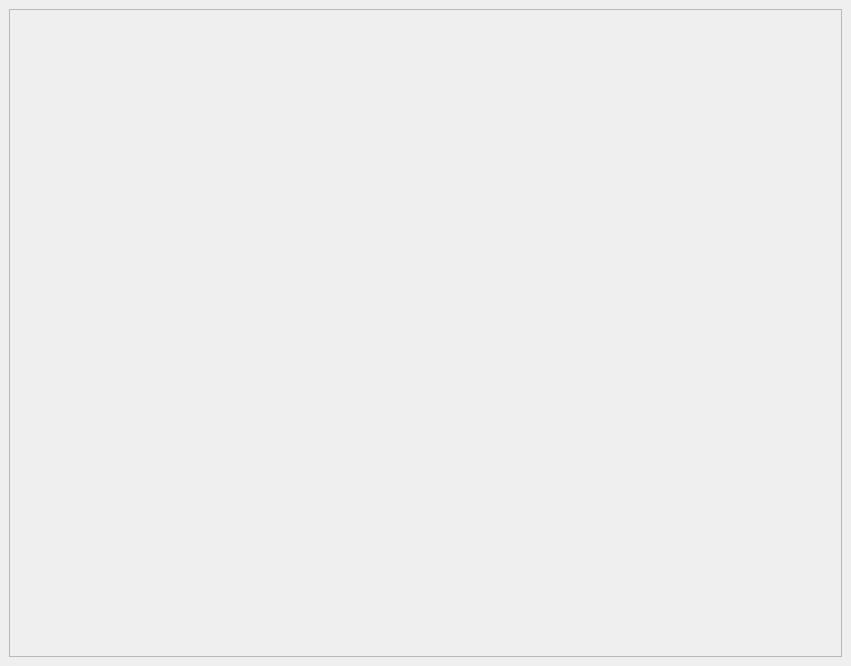
Qt form UIMain.ui (claydergc/RPIRespirador) before a commit.
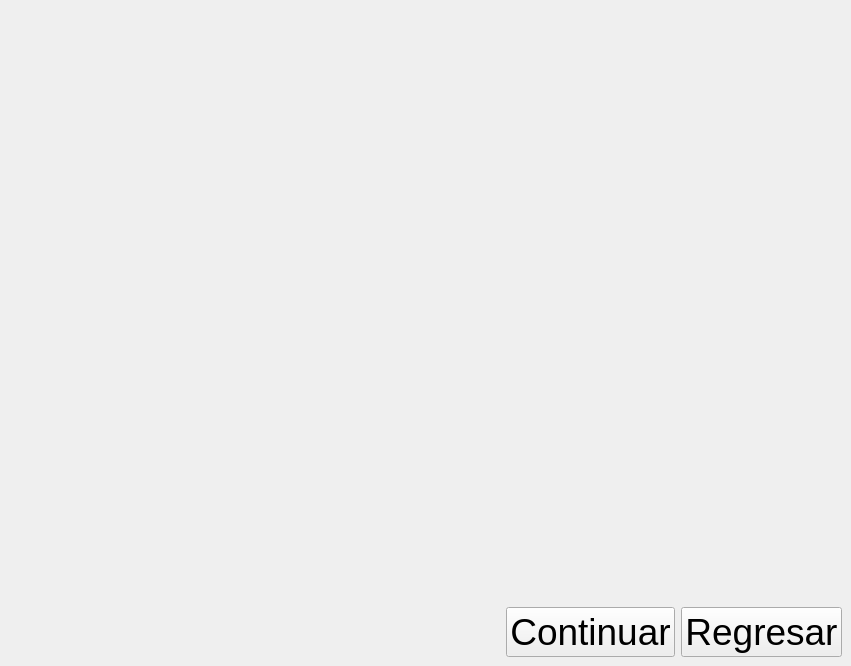
The same form after that commit.

The edit to the form file:
```diff
--- a/UIMain.ui
+++ b/UIMain.ui
@@ -14,16 +14,69 @@
    <string>MainWindow</string>
   </property>
   <widget class="QWidget" name="centralwidget">
-   <layout class="QHBoxLayout" name="horizontalLayout">
+   <layout class="QVBoxLayout" name="verticalLayout_2">
     <item>
-     <widget class="QFrame" name="frame">
-      <property name="frameShape">
-       <enum>QFrame::StyledPanel</enum>
-      </property>
-      <property name="frameShadow">
-       <enum>QFrame::Raised</enum>
-      </property>
-     </widget>
+     <layout class="QVBoxLayout" name="verticalLayout">
+      <item>
+       <widget class="QWidget" name="widget" native="true">
+        <property name="sizePolicy">
+         <sizepolicy hsizetype="Expanding" vsizetype="Expanding">
+          <horstretch>0</horstretch>
+          <verstretch>0</verstretch>
+         </sizepolicy>
+        </property>
+       </widget>
+      </item>
+     </layout>
+    </item>
+    <item>
+     <layout class="QHBoxLayout" name="horizontalLayout_2">
+      <item>
+       <widget class="QWidget" name="widget_2" native="true"/>
+      </item>
+      <item>
+       <widget class="QPushButton" name="btnContinuar">
+        <property name="sizePolicy">
+         <sizepolicy hsizetype="Fixed" vsizetype="Fixed">
+          <horstretch>0</horstretch>
+          <verstretch>0</verstretch>
+         </sizepolicy>
+        </property>
+        <property name="font">
+         <font>
+          <pointsize>28</pointsize>
+         </font>
+        </property>
+        <property name="layoutDirection">
+         <enum>Qt::RightToLeft</enum>
+        </property>
+        <property name="text">
+         <string>Continuar</string>
+        </property>
+       </widget>
+      </item>
+      <item>
+       <widget class="QPushButton" name="btnRegresar">
+        <property name="sizePolicy">
+         <sizepolicy hsizetype="Fixed" vsizetype="Fixed">
+          <horstretch>0</horstretch>
+          <verstretch>0</verstretch>
+         </sizepolicy>
+        </property>
+        <property name="font">
+         <font>
+          <pointsize>28</pointsize>
+         </font>
+        </property>
+        <property name="layoutDirection">
+         <enum>Qt::RightToLeft</enum>
+        </property>
+        <property name="text">
+         <string>Regresar</string>
+        </property>
+       </widget>
+      </item>
+     </layout>
     </item>
    </layout>
   </widget>
```
